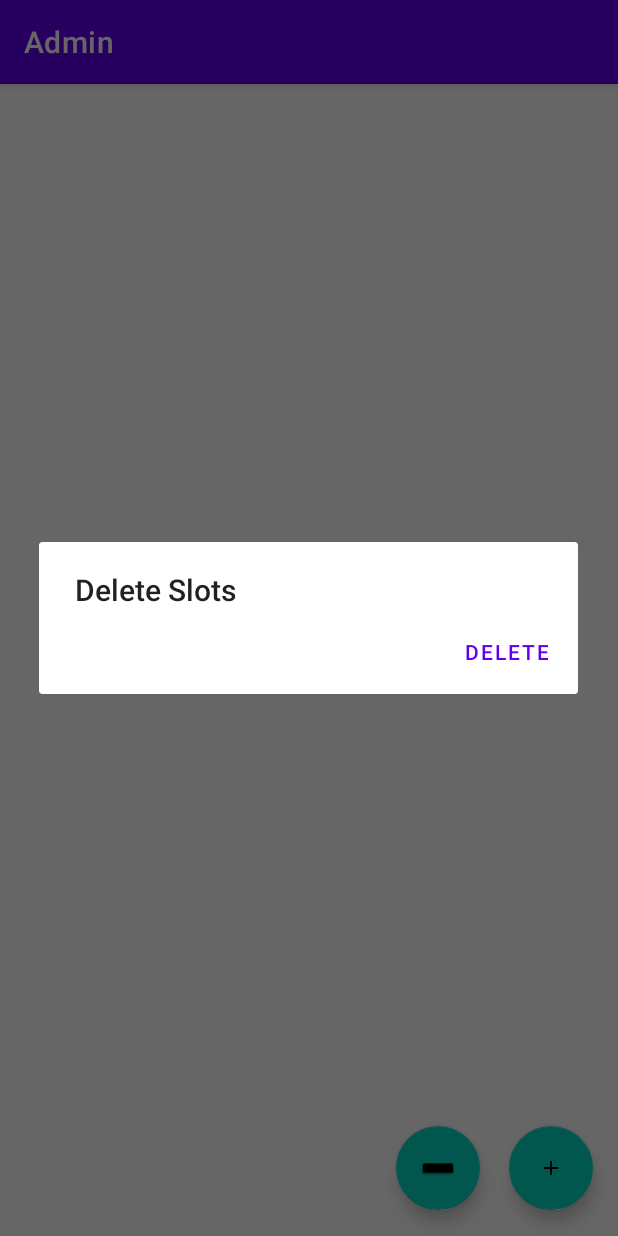
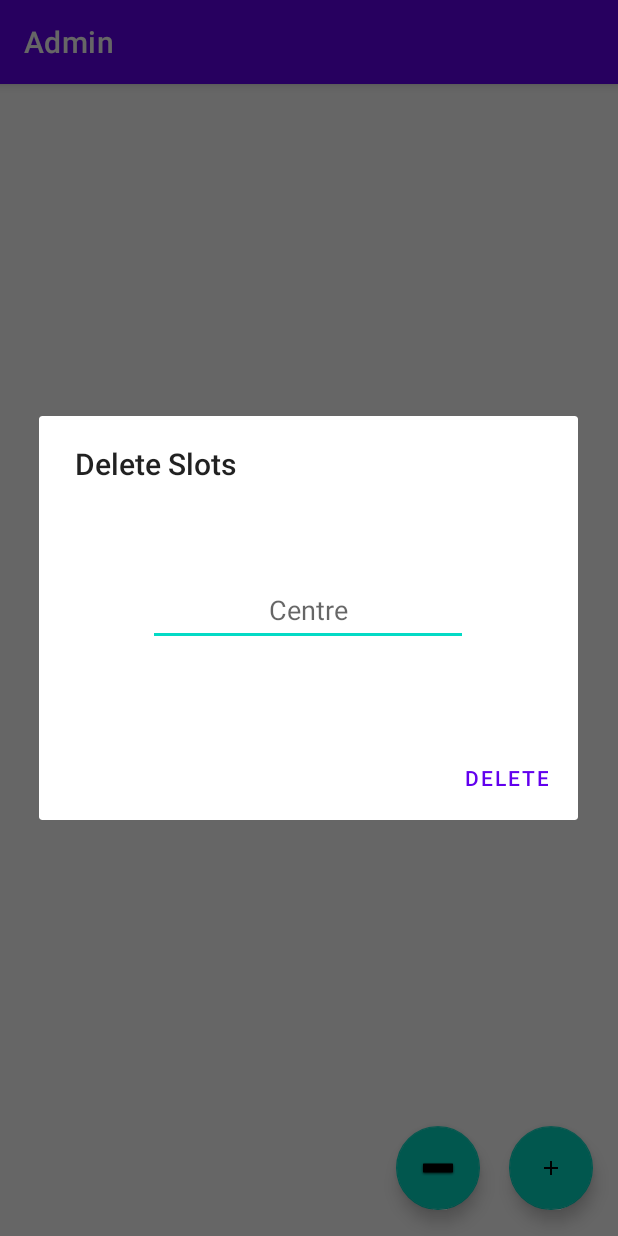
Before and after one commit to AryamanPatra/Covid-Medical-Center, an Android app: the screen it shows after launch (AdminActivity), after a tap on an icon or button, on a phone screen of 412 x 824 dp. Run offline under Robolectric (Android 15) with nearby library versions, the phone set to English and light mode, and no system bars.

Commit message:
Added Delete Element Feature

```diff
--- a/admin/src/main/java/com/example/admin/AdminActivity.java
+++ b/admin/src/main/java/com/example/admin/AdminActivity.java
@@ -160,6 +160,15 @@ public class AdminActivity extends AppCompatActivity {
                                 String mcName = medCentreArrayList.get(j).getCentreName();
                                 if (mcName.equals(centreName[0])){
                                     medCentreArrayList.remove(j);
+                                    sp.edit().remove(j+"").commit();
+                                    int retrievedSize = sp.getInt("length",0);
+                                    for (int k=j; k<retrievedSize-1; k++){
+                                        String json = sp.getString((k+1)+"","");
+                                        ed.putString(k+"",json);
+                                        ed.commit();
+                                    }
+                                    ed.putInt("length",--retrievedSize);
+                                    ed.commit();
                                     ad.notifyDataSetChanged();
                                     break;
                                 }
--- /dev/null
+++ b/admin/src/main/res/layout/del_alert_layout.xml
@@ -0,0 +1,25 @@
+<?xml version="1.0" encoding="utf-8"?>
+<androidx.constraintlayout.widget.ConstraintLayout xmlns:android="http://schemas.android.com/apk/res/android"
+    xmlns:app="http://schemas.android.com/apk/res-auto"
+    xmlns:tools="http://schemas.android.com/tools"
+    android:layout_width="match_parent"
+    android:layout_height="wrap_content">
+
+
+    <EditText
+        android:id="@+id/edDelCentre"
+        android:layout_width="wrap_content"
+        android:layout_height="wrap_content"
+        android:layout_margin="60dp"
+        android:ems="10"
+        android:gravity="center"
+        android:hint="Centre"
+        android:inputType="textPersonName"
+        android:minHeight="48dp"
+        app:layout_constraintBottom_toBottomOf="parent"
+        app:layout_constraintEnd_toEndOf="parent"
+        app:layout_constraintHorizontal_bias="0.497"
+        app:layout_constraintStart_toStartOf="parent"
+        app:layout_constraintTop_toTopOf="parent"
+        app:layout_constraintVertical_bias="0.182" />
+</androidx.constraintlayout.widget.ConstraintLayout>
```
